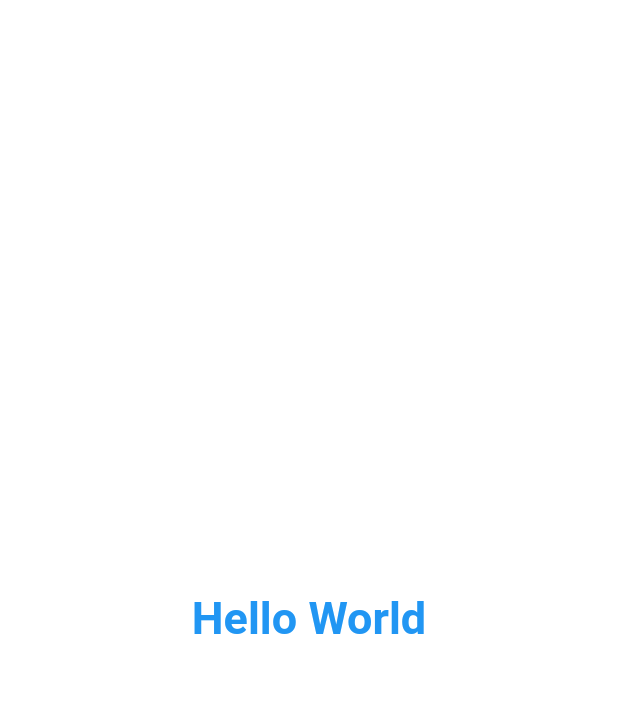
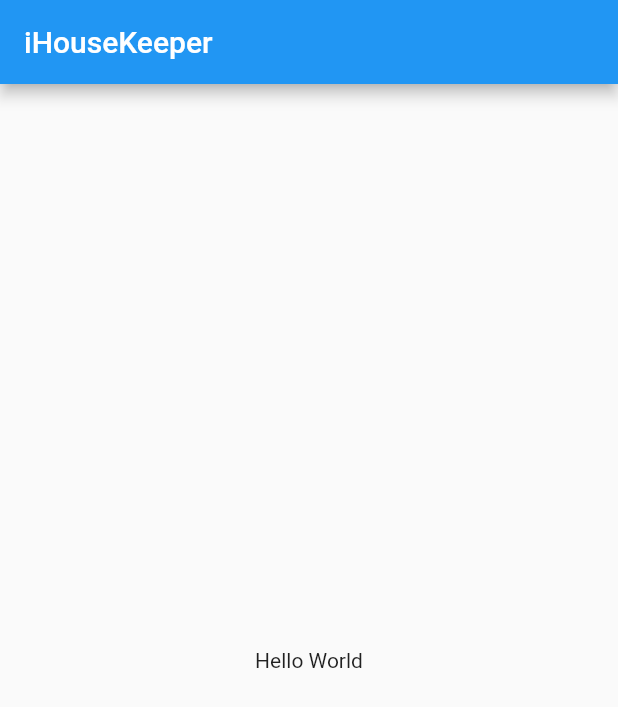
Before and after one commit to ja-errorpro/iHouseKeeper, a Flutter app: the screen it shows after launch, on a phone screen of 412 x 824 dp. Shown: the top 707 px of the screen. Run offline on Flutter 3.47's test engine with Material 2 defaults, Android fonts, the phone set to English and light mode, and no system bars; our stand-ins replace permission_handler.

Commit message:
docs: README.md
rename project name to iHouseKeeper

Add: Permission Checking

add permission.dart that can get permissions

Add: AddBar

```diff
--- a/lib/main.dart
+++ b/lib/main.dart
@@ -5,19 +5,27 @@ void main() {
 }
 
 class MyApp extends StatelessWidget {
+  const MyApp({Key? key}) : super(key: key);
+
   @override
   Widget build(BuildContext context) {
-    return Container(
-        child: Center(
-      child: Text(
-        "Hello World",
-        textDirection: TextDirection.ltr,
-        style: TextStyle(
-          fontSize: 30,
-          fontWeight: FontWeight.bold,
-          color: Colors.blue,
-        ),
-      ),
-    ));
-  }
+    return const MaterialApp(
+      title: 'iHouseKeeper',
+      home: MainScreen(),
+    ); // MaterialApp
+  } // build()
 }
+
+class MainScreen extends StatelessWidget {
+  const MainScreen({Key? key}) : super(key: key);
+
+  @override
+  Widget build(BuildContext context) {
+    return Scaffold(
+      appBar: AppBar(title: const Text('iHouseKeeper')),
+      body: const Center(
+        child: Text('Hello World'),
+      ), // Center
+    ); // Scaffold
+  } // build()
+}
--- a/pubspec.yaml
+++ b/pubspec.yaml
@@ -1,4 +1,4 @@
-name: helloworld
+name: ihousekeeper
 description: A new Flutter project.
 # The following line prevents the package from being accidentally published to
 # pub.dev using `flutter pub publish`. This is preferred for private packages.
@@ -35,6 +35,8 @@ dependencies:
   # The following adds the Cupertino Icons font to your application.
   # Use with the CupertinoIcons class for iOS style icons.
   cupertino_icons: ^1.0.2
+  permission_handler: ^11.0.1
+  easy_permission: ^1.0.0
 
 dev_dependencies:
   flutter_test:
```
Also changed, not shown: lib/permission.dart (added, +31 -0 lines), pubspec.lock, 5 other files.
